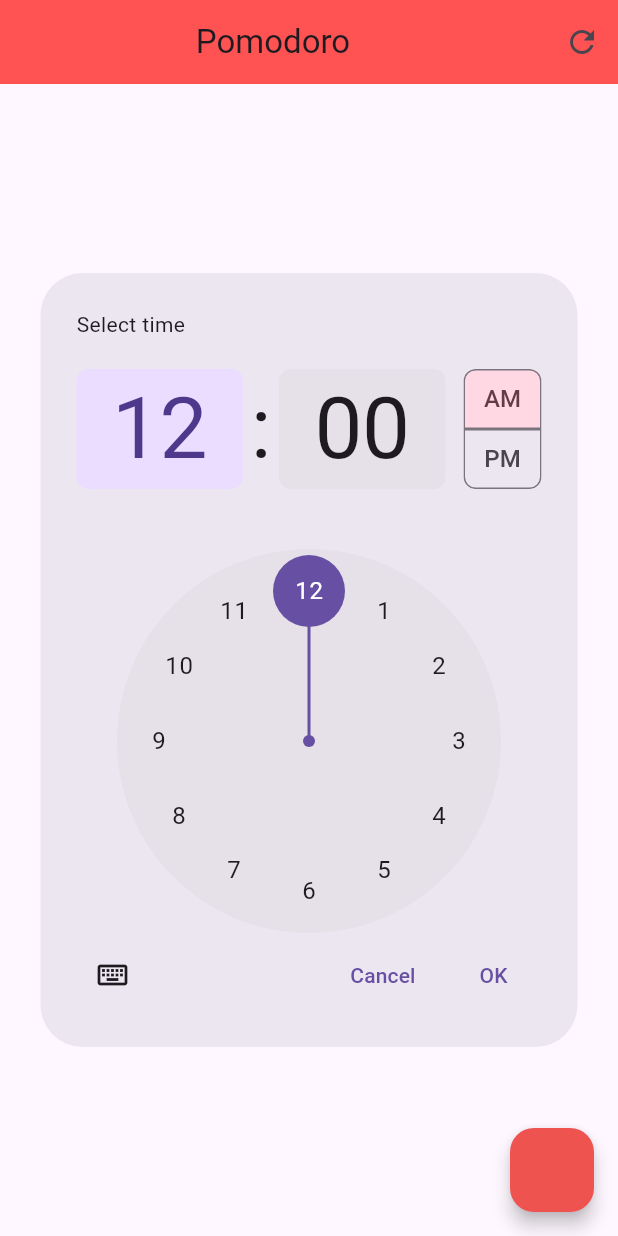
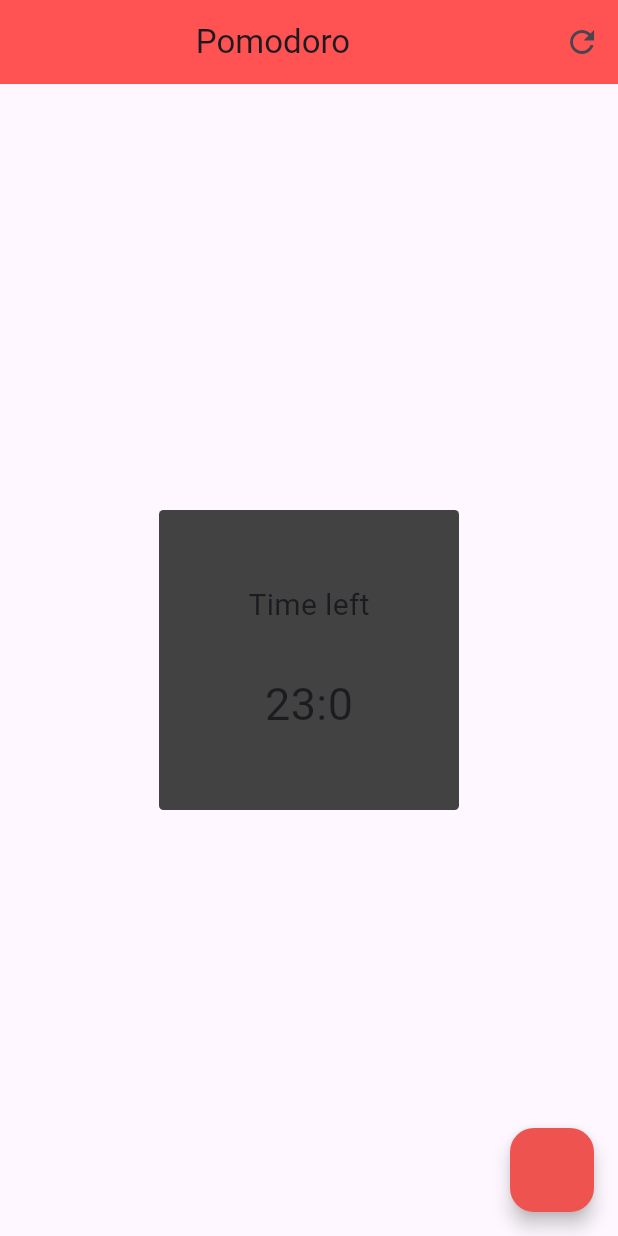
Before and after one commit to PragyanD/HealthSage, a Flutter app: the screen it shows after launch, on a phone screen of 412 x 824 dp. Run offline on Flutter 3.47's test engine with Material 3 defaults, Android fonts, the phone set to English and light mode, and no system bars; our stand-ins replace flutter_slidable, google_nav_bar, hive, hive_flutter; accounts and stored records are empty.

```diff
--- a/lib/pomodoro.dart
+++ b/lib/pomodoro.dart
@@ -1,4 +1,6 @@
 import "dart:async";
+import "package:firstly/util/time_input.dart";
+
 import 'util/header1.dart';
 import "package:flutter/material.dart";
 class pomodoroPage extends StatefulWidget {
@@ -57,12 +59,15 @@ class _pomodoroPageState extends State<pomodoroPage> {
 
       ),
 
-      body: TimePickerDialog(
-        initialTime: TimeOfDay(
-          hour: 0,
-          minute: 0
-          ),
-          ),
+        body: Center(child: time_input(minute :23)),
+      // TimePickerDialog(
+      //   initialTime: TimeOfDay(
+      //     hour: 0,
+      //     minute: 0
+      //     ),
+      //     initialEntryMode : TimePickerEntryMode.inputOnly,
+
+      //     ),
       //header1(label: "Time left"),
 
       backgroundColor: Colors.red[00],
--- /dev/null
+++ b/lib/util/time_input.dart
@@ -0,0 +1,36 @@
+import 'package:flutter/material.dart';
+
+class time_input extends StatelessWidget {
+  int minute;
+  int seconds;
+  time_input({super.key, this.minute = 25, this.seconds = 0});
+
+  @override
+  Widget build(BuildContext context) {
+    return Container(
+      alignment: Alignment.center,
+      height: 200,
+      width: 200,
+      decoration: BoxDecoration(
+        borderRadius: BorderRadius.circular(3),
+        color: Colors.grey[800],
+      ),
+      child: Column(
+        mainAxisAlignment: MainAxisAlignment.center,
+
+        children: [
+        Text(
+          "Time left",
+          style: TextStyle(fontSize: 20),
+          ),
+        const SizedBox(height: 30,),
+        Text(
+          minute.toString() + ":"+ seconds.toString(),
+          style: TextStyle(fontSize: 30),
+        ),
+
+
+      ]),
+    );
+  }
+}
```
Also changed, not shown: lib/util/time_picker.dart (deleted).
